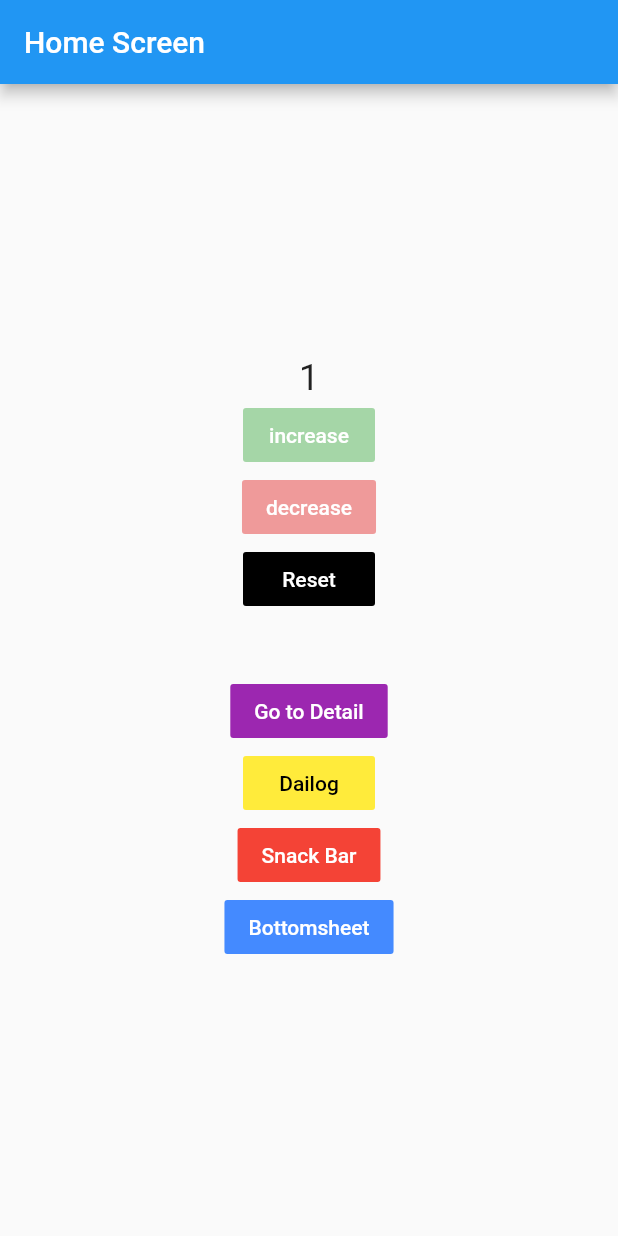
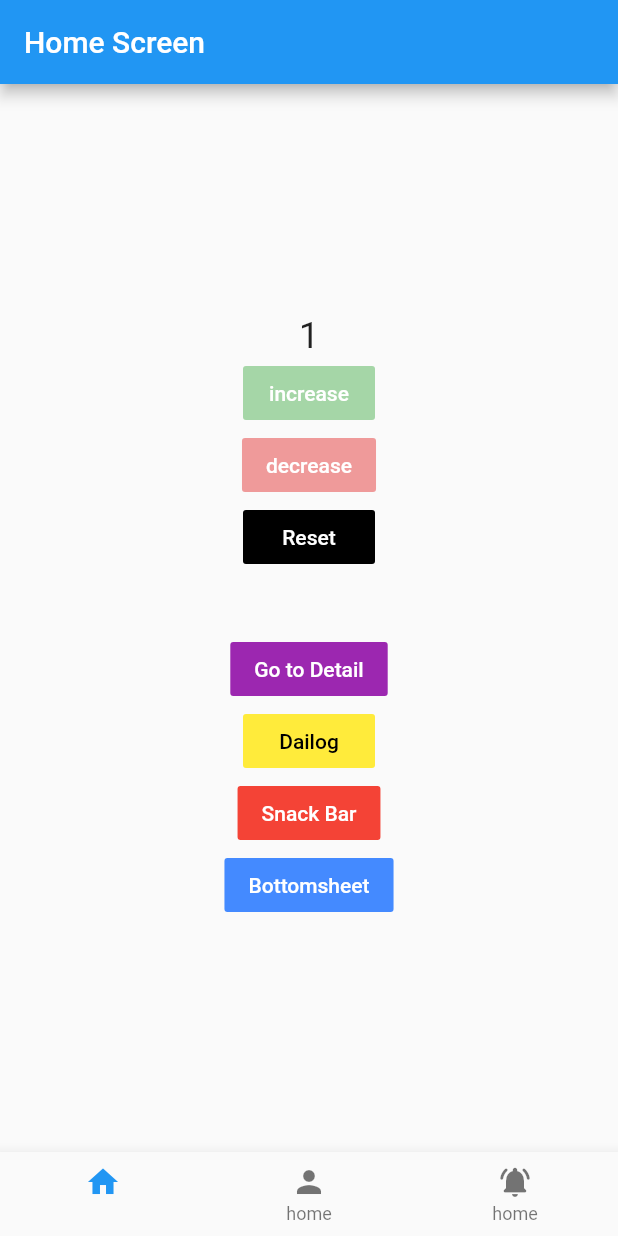
Before and after one commit to paedayz/Flutter_GETX_Basic, a Flutter app: the screen it shows after launch, after a tap on "increase", on a phone screen of 412 x 824 dp. Run offline on Flutter 3.47's test engine with Material 2 defaults, Android fonts, the phone set to English and light mode, and no system bars; our stand-ins replace get.

Commit message:
created bottom nav bar

```diff
--- /dev/null
+++ b/lib/core.dart
@@ -0,0 +1,52 @@
+import 'package:flutter/material.dart';
+import 'package:get/get.dart';
+import 'package:getx_1/pages/detail/view/detail.dart';
+import 'package:getx_1/pages/home/controller/home_controller.dart';
+import 'package:getx_1/pages/home/view/home1.dart';
+
+class Core extends StatefulWidget {
+  @override
+  _CoreState createState() => _CoreState();
+}
+
+class _CoreState extends State<Core> {
+  int _currentIndex = 0;
+  List<Widget> data = [
+    Home1(),
+    DetailScreen(),
+    Text('noti'),
+  ];
+
+  @override
+  Widget build(BuildContext context) {
+    return Scaffold(
+      appBar: AppBar(
+        title: Text("Home Screen"),
+      ),
+      body: data[_currentIndex],
+      bottomNavigationBar: BottomNavigationBar(
+        showSelectedLabels: false,
+        currentIndex: _currentIndex,
+        onTap: (index) {
+          setState(() {
+            _currentIndex = index;
+          });
+        },
+        items: [
+          BottomNavigationBarItem(
+              icon: Icon(
+                Icons.home,
+              ),
+              title: Text('home')),
+          BottomNavigationBarItem(
+              icon: Icon(Icons.person), title: Text('home')),
+          BottomNavigationBarItem(
+              icon: Icon(
+                Icons.notifications_active_rounded,
+              ),
+              title: Text('home')),
+        ],
+      ),
+    );
+  }
+}
--- a/lib/main.dart
+++ b/lib/main.dart
@@ -3,7 +3,7 @@ import 'package:get/get.dart';
 import 'package:getx_1/pages/detail/binding/detail_binding.dart';
 import 'package:getx_1/pages/detail/view/detail.dart';
 import 'package:getx_1/pages/home/binding/home_binding.dart';
-import './pages/home/view/home.dart';
+import './core.dart';
 
 void main() {
   runApp(MyApp());
@@ -21,8 +21,8 @@ class MyApp extends StatelessWidget {
       ),
       getPages: [
         GetPage(
-          name: '/home',
-          page: () => HomeScreen(),
+          name: '/',
+          page: () => Core(),
           // binding: HomeBinding(),
           bindings: [HomeBinding(), DetailBinding()],
         ),
--- a/lib/pages/home/controller/home_controller.dart
+++ b/lib/pages/home/controller/home_controller.dart
@@ -2,9 +2,10 @@ import 'package:get/get.dart';
 
 class HomeController extends GetxController {
   var count = 0.obs;
+  var step = 1.obs;
 
   increment() {
-    count++;
+    count.value = count.value + step.value;
   }
 
   decrement() {
@@ -14,4 +15,8 @@ class HomeController extends GetxController {
   reset() {
     count.value = 0;
   }
+
+  setStep(int value) {
+    step.value = value;
+  }
 }
--- a/lib/pages/home/view/home.dart
+++ /dev/null
@@ -1,115 +0,0 @@
-import 'package:flutter/material.dart';
-import 'package:get/get.dart';
-import 'package:getx_1/pages/home/controller/home_controller.dart';
-
-class HomeScreen extends StatelessWidget {
-  final homeController = Get.find<HomeController>();
-
-  @override
-  Widget build(BuildContext context) {
-    return Scaffold(
-      appBar: AppBar(
-        title: Text("Home Screen"),
-      ),
-      body: Container(
-        width: double.infinity,
-        child: Column(
-          mainAxisAlignment: MainAxisAlignment.center,
-          children: [
-            Obx(
-              () => Text(
-                "${homeController.count}",
-                style: TextStyle(fontSize: 24),
-              ),
-            ),
-            FlatButton(
-              onPressed: () {
-                homeController.increment();
-              },
-              child: Text('increase'),
-              color: Colors.green[200],
-              textColor: Colors.white,
-            ),
-            FlatButton(
-              onPressed: () {
-                homeController.decrement();
-              },
-              child: Text('decrease'),
-              color: Colors.red[200],
-              textColor: Colors.white,
-            ),
-            FlatButton(
-              onPressed: () {
-                homeController.reset();
-              },
-              child: Text('Reset'),
-              color: Colors.black,
-              textColor: Colors.white,
-            ),
-            SizedBox(
-              height: 40,
-            ),
-            FlatButton(
-              onPressed: () {
-                Get.toNamed('/detail');
-              },
-              child: Text('Go to Detail'),
-              color: Colors.purple,
-              textColor: Colors.white,
-            ),
-            FlatButton(
-              onPressed: () {
-                // homeController.increment();
-                Get.defaultDialog(
-                    title: "Getx Dialog", middleText: "Hello world");
-              },
-              child: Text('Dailog'),
-              color: Colors.yellow,
-              textColor: Colors.black,
-            ),
-            FlatButton(
-              onPressed: () {
-                Get.snackbar(
-                  "Title",
-                  "This is getx snackbar",
-                  snackPosition: SnackPosition.TOP,
-                );
-                // homeController.increment();
-                // print(apiService.fetchTextFromApi());
-                // Get.toNamed('/detail');
-                // Get.to(DetailScreen());
-                // Get.off(DetailScreen());
-              },
-              child: Text('Snack Bar'),
-              color: Colors.red,
-              textColor: Colors.white,
-            ),
-            FlatButton(
-              onPressed: () {
-                Get.bottomSheet(Container(
-                  padding: const EdgeInsets.all(20),
-                  height: MediaQuery.of(context).size.height,
-                  color: Colors.white,
-                  child: Column(
-                    children: [
-                      TextField(
-                        decoration: InputDecoration(
-                          border: OutlineInputBorder(
-                            borderRadius: BorderRadius.circular(12),
-                          ),
-                        ),
-                      )
-                    ],
-                  ),
-                ));
-              },
-              child: Text('Bottomsheet'),
-              color: Colors.blueAccent,
-              textColor: Colors.white,
-            ),
-          ],
-        ),
-      ),
-    );
-  }
-}
--- /dev/null
+++ b/lib/pages/home/view/home1.dart
@@ -0,0 +1,117 @@
+import 'package:flutter/material.dart';
+import 'package:get/get.dart';
+import 'package:getx_1/pages/home/controller/home_controller.dart';
+
+class Home1 extends StatefulWidget {
+  @override
+  _Home1State createState() => _Home1State();
+}
+
+class _Home1State extends State<Home1> {
+  final homeController = Get.find<HomeController>();
+
+  final _stepController = TextEditingController();
+
+  @override
+  Widget build(BuildContext context) {
+    return Container(
+      width: double.infinity,
+      child: Column(
+        mainAxisAlignment: MainAxisAlignment.center,
+        children: [
+          Obx(
+            () => Text(
+              "${homeController.count}",
+              style: TextStyle(fontSize: 24),
+            ),
+          ),
+          FlatButton(
+            onPressed: () {
+              homeController.increment();
+            },
+            child: Text('increase'),
+            color: Colors.green[200],
+            textColor: Colors.white,
+          ),
+          FlatButton(
+            onPressed: () {
+              homeController.decrement();
+            },
+            child: Text('decrease'),
+            color: Colors.red[200],
+            textColor: Colors.white,
+          ),
+          FlatButton(
+            onPressed: () {
+              homeController.reset();
+            },
+            child: Text('Reset'),
+            color: Colors.black,
+            textColor: Colors.white,
+          ),
+          SizedBox(
+            height: 40,
+          ),
+          FlatButton(
+            onPressed: () {
+              Get.toNamed('/detail');
+            },
+            child: Text('Go to Detail'),
+            color: Colors.purple,
+            textColor: Colors.white,
+          ),
+          FlatButton(
+            onPressed: () {
+              // homeController.increment();
+              Get.defaultDialog(
+                  title: "Getx Dialog", middleText: "Hello world");
+            },
+            child: Text('Dailog'),
+            color: Colors.yellow,
+            textColor: Colors.black,
+          ),
+          FlatButton(
+            onPressed: () {
+              Get.snackbar(
+                "Title",
+                "This is getx snackbar",
+                snackPosition: SnackPosition.TOP,
+              );
+              // homeController.increment();
+              // print(apiService.fetchTextFromApi());
+              // Get.toNamed('/detail');
+              // Get.to(DetailScreen());
+              // Get.off(DetailScreen());
+            },
+            child: Text('Snack Bar'),
+            color: Colors.red,
+            textColor: Colors.white,
+          ),
+          FlatButton(
+            onPressed: () {
+              Get.bottomSheet(Container(
+                padding: const EdgeInsets.all(20),
+                height: MediaQuery.of(context).size.height,
+                color: Colors.white,
+                child: Column(
+                  children: [
+                    TextField(
+                      decoration: InputDecoration(
+                        border: OutlineInputBorder(
+                          borderRadius: BorderRadius.circular(12),
+                        ),
+                      ),
+                    )
+                  ],
+                ),
+              ));
+            },
+            child: Text('Bottomsheet'),
+            color: Colors.blueAccent,
+            textColor: Colors.white,
+          ),
+        ],
+      ),
+    );
+  }
+}
```
